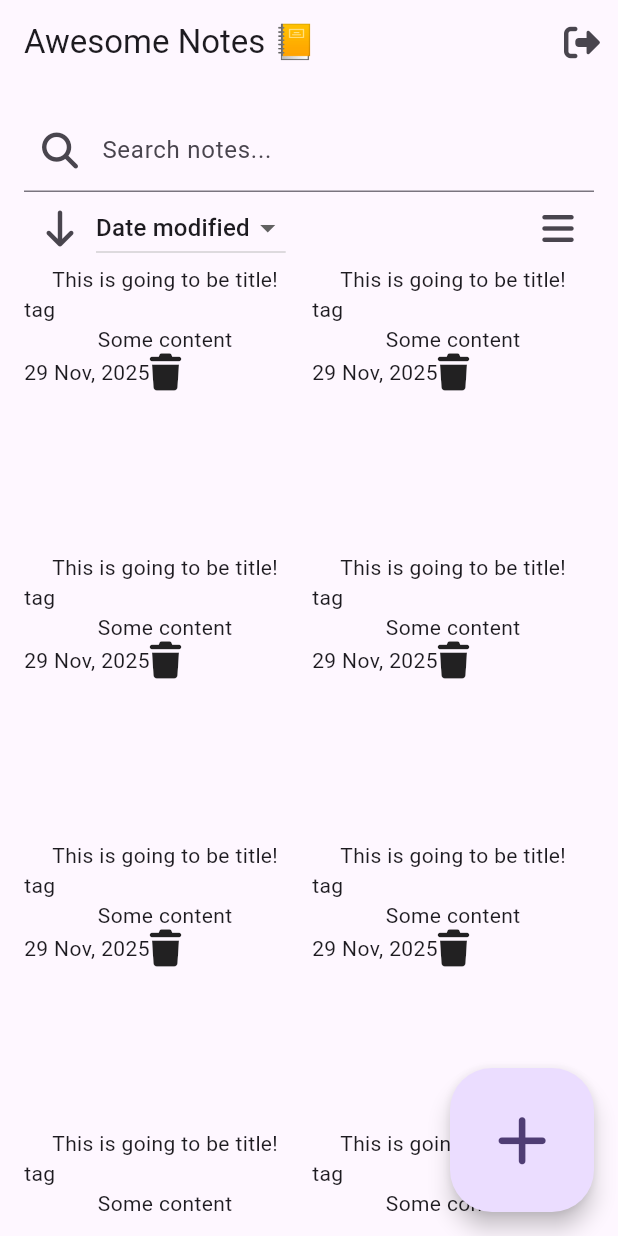
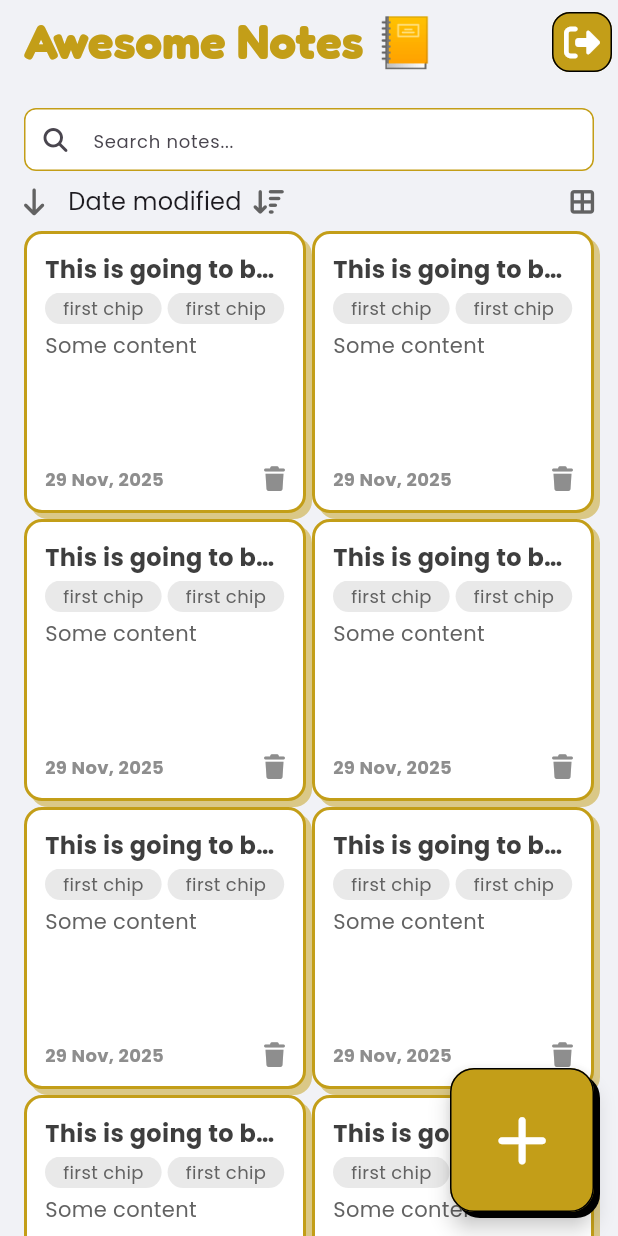
Before and after one commit to marthinmhpakpahan/flutter-awesome-notes, a Flutter app: the screen it shows after launch, on a phone screen of 412 x 824 dp. Run offline on Flutter 3.47's test engine with Material 3 defaults, Android fonts, the phone set to English and light mode, and no system bars; our stand-ins replace font_awesome_flutter.

Commit message:
fix landing page UI

```diff
--- a/lib/main.dart
+++ b/lib/main.dart
@@ -1,4 +1,5 @@
-import 'package:awesome_notes_firebase/main_page.dart';
+import 'package:awesome_notes_firebase/core/constants.dart';
+import 'package:awesome_notes_firebase/pages/main_page.dart';
 import 'package:flutter/material.dart';
 
 void main() {
@@ -15,6 +16,17 @@ class MainApp extends StatelessWidget {
       theme: ThemeData(
         colorScheme: ColorScheme.fromSeed(seedColor: Colors.deepPurple),
         useMaterial3: true,
+        fontFamily: "Poppins",
+        scaffoldBackgroundColor: background,
+        appBarTheme: Theme.of(context).appBarTheme.copyWith(
+          backgroundColor: Colors.transparent,
+          titleTextStyle: const TextStyle(
+            color: primary,
+            fontSize: 32,
+            fontFamily: "Fredoka",
+            fontWeight: FontWeight.bold
+          ),
+        ),
       ),
       home: const MainPage(),
     );
--- a/lib/main_page.dart
+++ /dev/null
@@ -1,98 +0,0 @@
-import 'package:flutter/material.dart';
-import 'package:font_awesome_flutter/font_awesome_flutter.dart';
-
-class MainPage extends StatefulWidget {
-  const MainPage({super.key});
-
-  @override
-  State<MainPage> createState() => _MainPageState();
-}
-
-class _MainPageState extends State<MainPage> {
-  final List<String> dropdownOptions = ["Date modified", "Date created"];
-
-  late String dropdownValue = dropdownOptions.first;
-
-  @override
-  Widget build(BuildContext context) {
-    return Scaffold(
-      appBar: AppBar(
-        title: Text("Awesome Notes 📒"),
-        actions: [
-          IconButton(
-            onPressed: () {},
-            icon: FaIcon(FontAwesomeIcons.rightFromBracket),
-          ),
-        ],
-      ),
-      floatingActionButton: FloatingActionButton.large(
-        onPressed: () {},
-        child: FaIcon(FontAwesomeIcons.plus),
-      ),
-      body: Padding(
-        padding: const EdgeInsets.all(16.0),
-        child: Column(
-          children: [
-            TextField(
-              decoration: InputDecoration(
-                labelText: "Search notes...",
-                prefixIcon: Icon(FontAwesomeIcons.magnifyingGlass),
-              ),
-            ),
-            Row(
-              children: [
-                IconButton(
-                  onPressed: () {},
-                  icon: FaIcon(FontAwesomeIcons.arrowDown),
-                ),
-                DropdownButton(
-                  value: dropdownValue,
-                  items: dropdownOptions
-                      .map((e) => DropdownMenuItem(value: e, child: Text(e)))
-                      .toList(),
-                  onChanged: (newValue) {
-                    setState(() {
-                      dropdownValue = newValue!.toString();
-                    });
-                  },
-                ),
-                Spacer(),
-                IconButton(
-                  onPressed: () {},
-                  icon: FaIcon(FontAwesomeIcons.bars),
-                ),
-              ],
-            ),
-            Expanded(
-              child: GridView.builder(
-                itemCount: 15,
-                gridDelegate: SliverGridDelegateWithFixedCrossAxisCount(
-                  crossAxisCount: 2,
-                  crossAxisSpacing: 4,
-                  mainAxisSpacing: 4,
-                ),
-                itemBuilder: (context, int index) {
-                  return Container(
-                    child: Column(
-                      children: [
-                        Text('This is going to be title!'),
-                        Row(children: [Container(child: Text("tag"))]),
-                        Text("Some content"),
-                        Row(
-                          children: [
-                            Text("29 Nov, 2025"),
-                            FaIcon(FontAwesomeIcons.trash),
-                          ],
-                        ),
-                      ],
-                    ),
-                  );
-                },
-              ),
-            ),
-          ],
-        ),
-      ),
-    );
-  }
-}
--- /dev/null
+++ b/lib/pages/main_page.dart
@@ -0,0 +1,143 @@
+import 'package:awesome_notes_firebase/core/constants.dart';
+import 'package:awesome_notes_firebase/widgets/note_card.dart';
+import 'package:awesome_notes_firebase/widgets/note_fab.dart';
+import 'package:awesome_notes_firebase/widgets/note_grid.dart';
+import 'package:awesome_notes_firebase/widgets/note_list.dart';
+import 'package:awesome_notes_firebase/widgets/search_field.dart';
+import 'package:flutter/material.dart';
+import 'package:font_awesome_flutter/font_awesome_flutter.dart';
+
+class MainPage extends StatefulWidget {
+  const MainPage({super.key});
+
+  @override
+  State<MainPage> createState() => _MainPageState();
+}
+
+class _MainPageState extends State<MainPage> {
+  final List<String> dropdownOptions = ["Date modified", "Date created"];
+
+  late String dropdownValue = dropdownOptions.first;
+
+  bool isDescending = true;
+  bool isGrid = true;
+
+  @override
+  Widget build(BuildContext context) {
+    return Scaffold(
+      appBar: AppBar(
+        title: const Text("Awesome Notes 📒"),
+        actions: [
+          IconButton(
+            onPressed: () {},
+            icon: FaIcon(FontAwesomeIcons.rightFromBracket),
+            style: IconButton.styleFrom(
+              backgroundColor: primary,
+              foregroundColor: white,
+              shape: RoundedRectangleBorder(
+                borderRadius: BorderRadius.circular(12),
+                side: BorderSide(color: black),
+              ),
+            ),
+          ),
+        ],
+      ),
+      floatingActionButton: NoteFab(),
+      body: Padding(
+        padding: const EdgeInsets.all(16.0),
+        child: Column(
+          children: [
+            SearchField(),
+            Padding(
+              padding: const EdgeInsets.symmetric(vertical: 8.0),
+              child: Row(
+                children: [
+                  IconButton(
+                    onPressed: () {
+                      setState(() {
+                        isDescending = !isDescending;
+                      });
+                    },
+                    icon: FaIcon(
+                      isDescending
+                          ? FontAwesomeIcons.arrowDown
+                          : FontAwesomeIcons.arrowUp,
+                    ),
+                    padding: EdgeInsets.zero,
+                    visualDensity: VisualDensity.compact,
+                    constraints: BoxConstraints(),
+                    style: IconButton.styleFrom(
+                      tapTargetSize: MaterialTapTargetSize.shrinkWrap,
+                    ),
+                    iconSize: 18,
+                    color: gray700,
+                  ),
+                  SizedBox(width: 16),
+                  DropdownButton(
+                    value: dropdownValue,
+                    icon: Padding(
+                      padding: const EdgeInsets.only(left: 8),
+                      child: FaIcon(
+                        FontAwesomeIcons.arrowDownWideShort,
+                        size: 18,
+                        color: gray700,
+                      ),
+                    ),
+                    underline: SizedBox.shrink(),
+                    borderRadius: BorderRadius.circular(16),
+                    isDense: true,
+                    items: dropdownOptions
+                        .map(
+                          (e) => DropdownMenuItem(
+                            value: e,
+                            child: Row(
+                              children: [
+                                Text(e),
+                                if (e == dropdownValue) ...[
+                                  SizedBox(width: 8),
+                                  Icon(Icons.check),
+                                ],
+                              ],
+                            ),
+                          ),
+                        )
+                        .toList(),
+                    selectedItemBuilder: (context) =>
+                        dropdownOptions.map((e) => Text(e)).toList(),
+                    onChanged: (newValue) {
+                      setState(() {
+                        dropdownValue = newValue!.toString();
+                      });
+                    },
+                  ),
+                  Spacer(),
+                  IconButton(
+                    onPressed: () {
+                      setState(() {
+                        isGrid = !isGrid;
+                      });
+                    },
+                    icon: FaIcon(
+                      isGrid
+                          ? FontAwesomeIcons.tableCellsLarge
+                          : FontAwesomeIcons.bars,
+                    ),
+                    padding: EdgeInsets.zero,
+                    visualDensity: VisualDensity.compact,
+                    constraints: BoxConstraints(),
+                    style: IconButton.styleFrom(
+                      tapTargetSize: MaterialTapTargetSize.shrinkWrap,
+                    ),
+                    iconSize: 18,
+                    color: gray700,
+                  ),
+                ],
+              ),
+            ),
+            Expanded(child: isGrid ? NotesGrid() : NotesList()),
+          ],
+        ),
+      ),
+    );
+  }
+}
--- /dev/null
+++ b/lib/widgets/note_card.dart
@@ -0,0 +1,89 @@
+import 'package:awesome_notes_firebase/core/constants.dart';
+import 'package:flutter/material.dart';
+import 'package:font_awesome_flutter/font_awesome_flutter.dart';
+
+class NoteCard extends StatelessWidget {
+  const NoteCard({required this.isInGrid, super.key});
+
+  final bool isInGrid;
+
+  @override
+  Widget build(BuildContext context) {
+    return Container(
+      decoration: BoxDecoration(
+        color: white,
+        border: Border.all(color: primary, width: 2),
+        borderRadius: BorderRadius.circular(12),
+        boxShadow: [
+          BoxShadow(
+            color: primary.withOpacity(0.5),
+            offset: const Offset(4, 4),
+          ),
+        ],
+      ),
+      padding: const EdgeInsets.all(12),
+      child: Column(
+        crossAxisAlignment: CrossAxisAlignment.start,
+        children: [
+          Text(
+            'This is going to be title!',
+            maxLines: 1,
+            overflow: TextOverflow.ellipsis,
+            style: TextStyle(
+              fontWeight: FontWeight.bold,
+              fontSize: 16,
+              color: gray900,
+            ),
+          ),
+          SizedBox(height: 4),
+          SingleChildScrollView(
+            scrollDirection: Axis.horizontal,
+            child: Row(
+              children: List.generate(
+                3,
+                (index) => Container(
+                  decoration: BoxDecoration(
+                    borderRadius: BorderRadius.circular(16),
+                    color: gray100,
+                  ),
+                  padding: EdgeInsets.symmetric(horizontal: 12, vertical: 2),
+                  margin: EdgeInsets.only(right: 4),
+                  child: Text(
+                    "first chip",
+                    style: TextStyle(fontSize: 12, color: gray700),
+                  ),
+                ),
+              ),
+            ),
+          ),
+          SizedBox(height: 4),
+          if (isInGrid)
+            Expanded(
+              child: Text("Some content", style: TextStyle(color: gray700)),
+            )
+          else
+            Text(
+              "Some content",
+              maxLines: 3,
+              overflow: TextOverflow.ellipsis,
+              style: TextStyle(color: gray700),
+            ),
+          Row(
+            children: [
+              Text(
+                "29 Nov, 2025",
+                style: TextStyle(
+                  fontSize: 12,
+                  fontWeight: FontWeight.w600,
+                  color: gray500,
+                ),
+              ),
+              Spacer(),
+              FaIcon(FontAwesomeIcons.trash, color: gray500, size: 16),
+            ],
+          ),
+        ],
+      ),
+    );
+  }
+}
--- /dev/null
+++ b/lib/widgets/note_fab.dart
@@ -0,0 +1,36 @@
+import 'package:awesome_notes_firebase/core/constants.dart';
+import 'package:flutter/material.dart';
+import 'package:font_awesome_flutter/font_awesome_flutter.dart';
+
+class NoteFab extends StatelessWidget {
+  const NoteFab({
+    super.key,
+  });
+
+  @override
+  Widget build(BuildContext context) {
+    return DecoratedBox(
+      decoration: BoxDecoration(
+        borderRadius: BorderRadius.circular(16),
+        boxShadow: const [
+          BoxShadow(
+            color: black,
+            offset: Offset(4, 4)
+          )
+        ]
+      ),
+      child: FloatingActionButton.large(
+        onPressed: () {},
+        backgroundColor: primary,
+        foregroundColor: white,
+        shape: RoundedRectangleBorder(
+          borderRadius: BorderRadius.circular(16),
+          side: const BorderSide(
+            color: black
+          )
+        ),
+        child: const FaIcon(FontAwesomeIcons.plus),
+      ),
+    );
+  }
+}
--- /dev/null
+++ b/lib/widgets/note_grid.dart
@@ -0,0 +1,22 @@
+import 'package:awesome_notes_firebase/widgets/note_card.dart';
+import 'package:flutter/material.dart';
+
+class NotesGrid extends StatelessWidget {
+  const NotesGrid({super.key});
+
+  @override
+  Widget build(BuildContext context) {
+    return GridView.builder(
+      itemCount: 15,
+      clipBehavior: Clip.none,
+      gridDelegate: const SliverGridDelegateWithFixedCrossAxisCount(
+        crossAxisCount: 2,
+        crossAxisSpacing: 4,
+        mainAxisSpacing: 4,
+      ),
+      itemBuilder: (context, int index) {
+        return const NoteCard(isInGrid: true);
+      },
+    );
+  }
+}
--- /dev/null
+++ b/lib/widgets/note_list.dart
@@ -0,0 +1,23 @@
+import 'package:awesome_notes_firebase/widgets/note_card.dart';
+import 'package:flutter/material.dart';
+
+class NotesList extends StatefulWidget {
+  const NotesList({super.key});
+
+  @override
+  State<NotesList> createState() => _NotesListState();
+}
+
+class _NotesListState extends State<NotesList> {
+  @override
+  Widget build(BuildContext context) {
+    return ListView.separated(
+      itemCount: 15,
+      clipBehavior: Clip.none,
+      itemBuilder: (context, index) {
+        return const NoteCard(isInGrid: false);
+      },
+      separatorBuilder: (context, index) => SizedBox(height: 8),
+    );
+  }
+}
--- /dev/null
+++ b/lib/widgets/search_field.dart
@@ -0,0 +1,36 @@
+import 'package:awesome_notes_firebase/core/constants.dart';
+import 'package:flutter/material.dart';
+import 'package:font_awesome_flutter/font_awesome_flutter.dart';
+
+class SearchField extends StatelessWidget {
+  const SearchField({
+    super.key,
+  });
+
+  @override
+  Widget build(BuildContext context) {
+    return TextField(
+      decoration: InputDecoration(
+        hintText: "Search notes...",
+        hintStyle: TextStyle(fontSize: 12),
+        prefixIcon: Icon(FontAwesomeIcons.magnifyingGlass, size: 16),
+        fillColor: white,
+        filled: true,
+        isDense: true,
+        contentPadding: EdgeInsets.zero,
+        prefixIconConstraints: BoxConstraints(
+          minWidth: 42,
+          minHeight: 42,
+        ),
+        enabledBorder: OutlineInputBorder(
+          borderRadius: BorderRadius.circular(8),
+          borderSide: BorderSide(color: primary),
+        ),
+        focusedBorder: OutlineInputBorder(
+          borderRadius: BorderRadius.circular(8),
+          borderSide: BorderSide(color: primary),
+        ),
+      ),
+    );
+  }
+}
```
Also changed, not shown: pubspec.yaml (+13 -0 lines), assets/fonts/fredoka/Fredoka-Bold.ttf (added), assets/fonts/fredoka/Fredoka-Regular.ttf (added), assets/fonts/poppins/Poppins-Bold.ttf (added), assets/fonts/poppins/Poppins-Italic.ttf (added), assets/fonts/poppins/Poppins-Regular.ttf (added), lib/core/constants.dart (renamed from lib/constants.dart).
